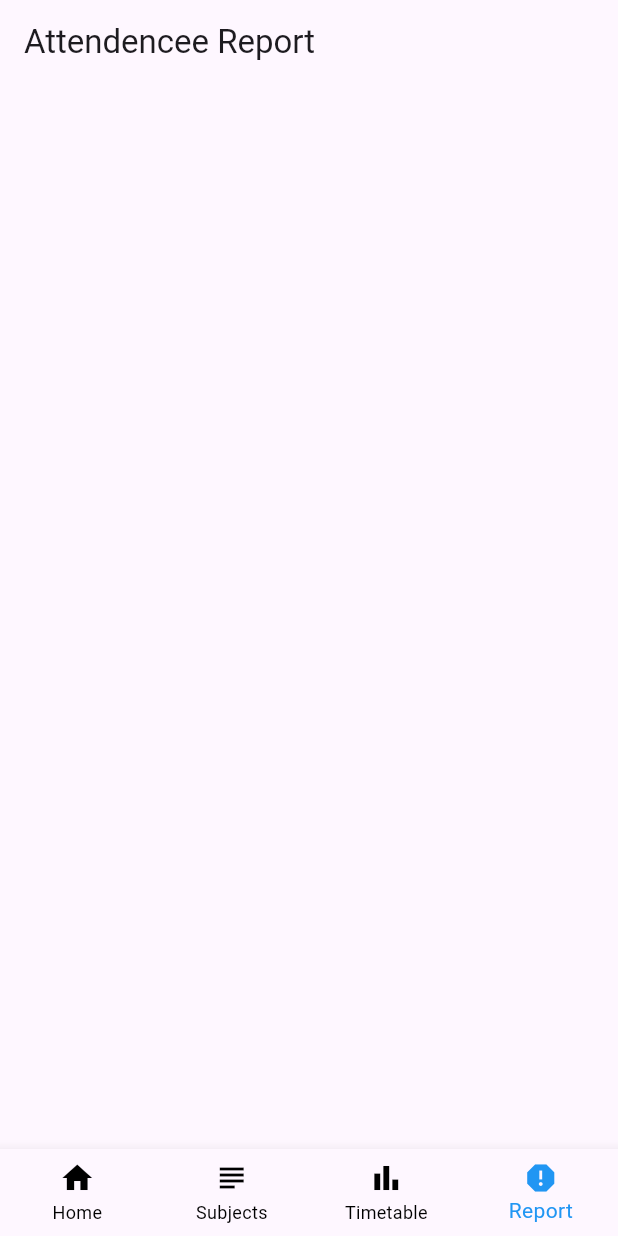
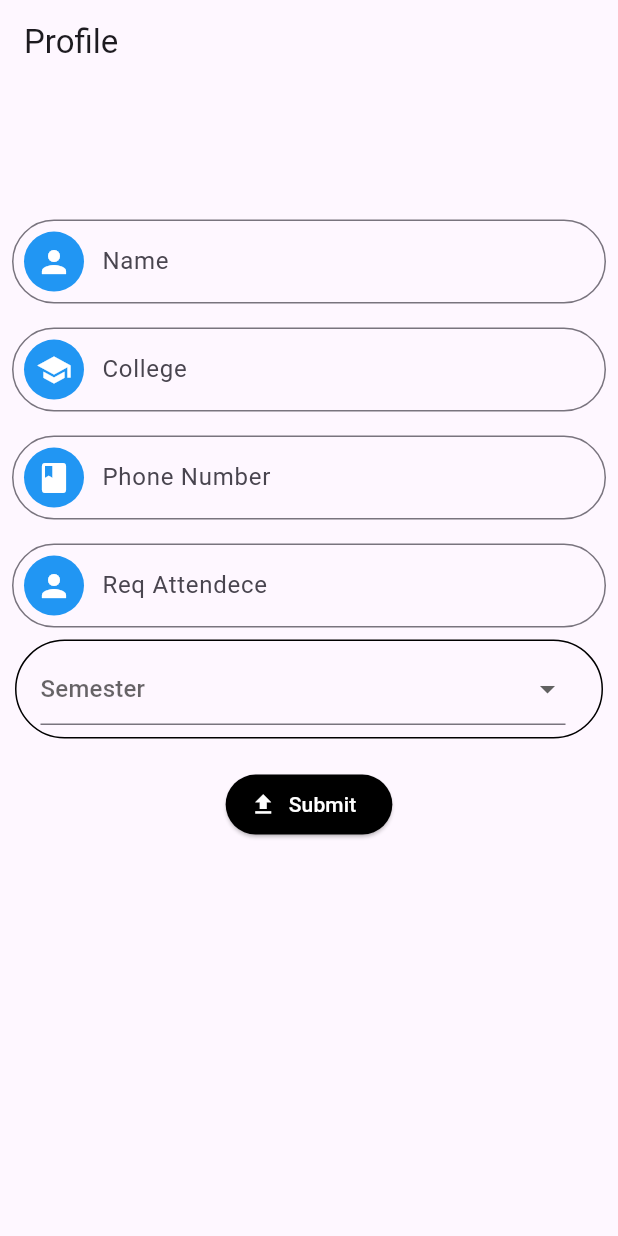
Before and after one commit to Shannu3766/AttendEase, a Flutter app: the screen it shows once a user with an empty profile is signed in, on a phone screen of 412 x 824 dp. Run offline on Flutter 3.47's test engine with Material 3 defaults, Android fonts, the phone set to English and light mode, and no system bars; our stand-ins replace cloud_firestore, firebase_auth, firebase_core, font_awesome_flutter, google_fonts, google_sign_in and 1 more; accounts and stored records are empty.

Commit message:
Integrated profile_section

```diff
--- a/lib/main.dart
+++ b/lib/main.dart
@@ -1,3 +1,4 @@
+import 'package:attendease/screens/Profile_screen.dart';
 import 'package:attendease/screens/navigator.dart';
 import 'package:firebase_core/firebase_core.dart';
 import 'package:flutter/material.dart';
@@ -33,7 +34,8 @@ class _MyAppState extends State<MyApp> {
           builder: (context, snapshot) {
             if (snapshot.hasData) {
               user = FirebaseAuth.instance.currentUser!;
-              return const navigator();
+              // return const navigator();
+              return const ProfileScreen();
             }
             return const AuthScreen();
           },
--- /dev/null
+++ b/lib/screens/Profile_screen.dart
@@ -0,0 +1,165 @@
+import 'package:attendease/screens/navigator.dart';
+import 'package:attendease/widgets/CustomInputTile.dart';
+import 'package:attendease/widgets/custome_dropdown.dart';
+import 'package:cloud_firestore/cloud_firestore.dart';
+import 'package:firebase_auth/firebase_auth.dart';
+import 'package:flutter/material.dart';
+import 'package:font_awesome_flutter/font_awesome_flutter.dart';
+
+class ProfileScreen extends StatefulWidget {
+  const ProfileScreen({super.key});
+
+  @override
+  State<ProfileScreen> createState() => _ProfileScreenState();
+}
+
+class _ProfileScreenState extends State<ProfileScreen> {
+  GlobalKey<FormState> formKey = GlobalKey<FormState>();
+  var name = "";
+  var phone = "";
+  var college = "";
+  var req_Attendece = "";
+  var semster = "";
+  final user = FirebaseAuth.instance.currentUser;
+  void update_details() async {
+    var isvalid = formKey.currentState!.validate();
+    if (!isvalid) {
+      return;
+    }
+    formKey.currentState!.save();
+    await FirebaseFirestore.instance.collection(user!.uid).doc('details').set({
+      'name': name,
+      'phone': phone,
+      'college': college,
+      'req_Attendece': req_Attendece,
+      'semster': semster,
+    });
+    Navigator.of(context).push(MaterialPageRoute(builder: (context) {
+      return navigator();
+    }));
+  }
+
+  @override
+  Widget build(BuildContext context) {
+    return Scaffold(
+      appBar: AppBar(
+        title: const Text('Profile'),
+      ),
+      body: SingleChildScrollView(
+        child: Center(
+          child: Column(mainAxisAlignment: MainAxisAlignment.center, children: [
+            SizedBox(
+              height: MediaQuery.of(context).size.height * 0.1,
+            ),
+            Form(
+                key: formKey,
+                child: Column(
+                  children: [
+                    CustomInputTile(
+                      hintText: "Name",
+                      icon: Icons.person,
+                      labelText: "Name",
+                      onChanged: (value) {
+                        setState(() {
+                          name = value;
+                        });
+                      },
+                      validator: (value) {
+                        if (value == null || value.isEmpty) {
+                          return "Name cannot be empty";
+                        }
+                        return null;
+                      },
+                    ),
+                    CustomInputTile(
+                      hintText: "College",
+                      icon: Icons.school,
+                      labelText: "College",
+                      onChanged: (value) {
+                        setState(() {
+                          college = value;
+                        });
+                      },
+                      validator: (value) {
+                        if (value == null || value.isEmpty) {
+                          return "College cannot be empty";
+                        }
+                        return null;
+                      },
+                    ),
+                    CustomInputTile(
+                      hintText: "Phone Number",
+                      icon: Icons.book,
+                      labelText: "Phone Number",
+                      onChanged: (value) {
+                        setState(() {
+                          phone = value;
+                        });
+                      },
+                      validator: (value) {
+                        if (value == null || value.isEmpty) {
+                          return "Phone cannot be empty";
+                        }
+                        if (value.length != 10) {
+                          return "Phone number should be of 10 digits";
+                        }
+                        return null;
+                      },
+                    ),
+                    CustomInputTile(
+                      hintText: "Req Attendece",
+                      icon: Icons.person,
+                      labelText: "Req Attendece",
+                      onChanged: (value) {
+                        setState(() {
+                          name = value;
+                        });
+                      },
+                      validator: (value) {
+                        if (value == null || value.isEmpty) {
+                          return "Attendence cannot be empty";
+                        }
+                        return null;
+                      },
+                    ),
+                    CustomDropdown(
+                      hintText: "Semester",
+                      icon: FontAwesomeIcons.bookAtlas,
+                      labelText: "Semester",
+                      onChanged: (value) {
+                        setState(() {
+                          semster = value!;
+                        });
+                      },
+                      validator: (value) {
+                        if (value == null || value.isEmpty) {
+                          return "Semster cannot be empty";
+                        }
+                        return null;
+                      },
+                    ),
+                  ],
+                )),
+            const SizedBox(
+              height: 20,
+            ),
+            ElevatedButton.icon(
+              style: ElevatedButton.styleFrom(
+                backgroundColor: Colors.black,
+                iconColor: Colors.white,
+              ),
+              icon: const Icon(Icons.upload),
+              onPressed: () {
+                update_details();
+              },
+              label: const Text(
+                "Submit",
+                style: TextStyle(color: Colors.white),
+              ),
+            )
+          ]),
+        ),
+      ),
+    );
+  }
+}
--- /dev/null
+++ b/lib/widgets/CustomInputTile.dart
@@ -0,0 +1,46 @@
+import 'package:flutter/material.dart';
+
+class CustomInputTile extends StatelessWidget {
+  final IconData icon;
+  final String hintText;
+  final String labelText;
+  final ValueChanged<String> onChanged;
+  final FormFieldValidator<String>? validator;
+
+  const CustomInputTile({
+    Key? key,
+    required this.icon,
+    required this.hintText,
+    required this.labelText,
+    required this.onChanged,
+    required this.validator,
+  }) : super(key: key);
+
+  @override
+  Widget build(BuildContext context) {
+    return Padding(
+      padding: const EdgeInsets.all(8.0),
+      child: TextFormField(
+        onChanged: onChanged,
+        validator: validator,
+        decoration: InputDecoration(
+            contentPadding: EdgeInsets.symmetric(horizontal: 40, vertical: 5),
+            label: Text(labelText),
+            border: OutlineInputBorder(
+              gapPadding: 2.0,
+              borderRadius: BorderRadius.circular(40.0),
+            ),
+            prefixIcon: Padding(
+              padding: const EdgeInsets.all(8.0),
+              child: CircleAvatar(
+                backgroundColor: Colors.blue,
+                child: Icon(
+                  icon,
+                  color: const Color.fromARGB(255, 255, 255, 255),
+                ),
+              ),
+            )),
+      ),
+    );
+  }
+}
--- /dev/null
+++ b/lib/widgets/custome_dropdown.dart
@@ -0,0 +1,79 @@
+import 'package:flutter/material.dart';
+
+class CustomDropdown extends StatelessWidget {
+  final IconData icon;
+  final String hintText;
+  final String labelText;
+  final ValueChanged<String?> onChanged;
+  final FormFieldValidator<String>? validator;
+
+  const CustomDropdown({
+    Key? key,
+    required this.icon,
+    required this.hintText,
+    required this.labelText,
+    required this.onChanged,
+    required this.validator,
+  }) : super(key: key);
+
+  @override
+  Widget build(BuildContext context) {
+    return Container(
+      margin: const EdgeInsets.symmetric(horizontal: 10),
+      // padding: const EdgeInsets.all(8.0),
+      decoration: BoxDecoration(
+        border: Border.all(
+          color: const Color.fromARGB(255, 0, 0, 0),
+          width: 1.0,
+        ),
+        borderRadius: BorderRadius.circular(40.0),
+      ),
+      child: ListTile(
+        // leading: CircleAvatar(
+        //     backgroundColor: Colors.blue,
+        //     child: Icon(icon, color: const Color.fromARGB(255, 255, 255, 255))),
+        title: DropdownButtonFormField(
+          // icon: Icon(Icons.clean_hands),
+          borderRadius: BorderRadius.all(Radius.circular(20)),
+          hint: Text(hintText),
+          items: const [
+            DropdownMenuItem(
+              child: Text('Sem 1'),
+              value: 'Sem 1',
+            ),
+            DropdownMenuItem(
+              child: Text('Sem 2'),
+              value: 'Sem 2',
+            ),
+            DropdownMenuItem(
+              child: Text('Sem 3'),
+              value: 'Sem 3',
+            ),
+            DropdownMenuItem(
+              child: Text('Sem 4'),
+              value: 'Sem 4',
+            ),
+            DropdownMenuItem(
+              child: Text('Sem 5'),
+              value: 'Sem 5',
+            ),
+            DropdownMenuItem(
+              child: Text('Sem 6'),
+              value: 'Sem 6',
+            ),
+            DropdownMenuItem(
+              child: Text('Sem 7'),
+              value: 'Sem 7',
+            ),
+            DropdownMenuItem(
+              child: Text('Sem 7'),
+              value: 'Sem 8',
+            ),
+          ],
+          onChanged: onChanged,
+          validator: validator,
+        ),
+      ),
+    );
+  }
+}
--- a/pubspec.yaml
+++ b/pubspec.yaml
@@ -43,6 +43,7 @@ dependencies:
   riverpod: ^2.6.1
   intl: ^0.20.1
   percent_indicator: ^4.2.4
+  font_awesome_flutter: ^10.8.0
 
 dev_dependencies:
   flutter_test:
```
Also changed, not shown: pubspec.lock.
